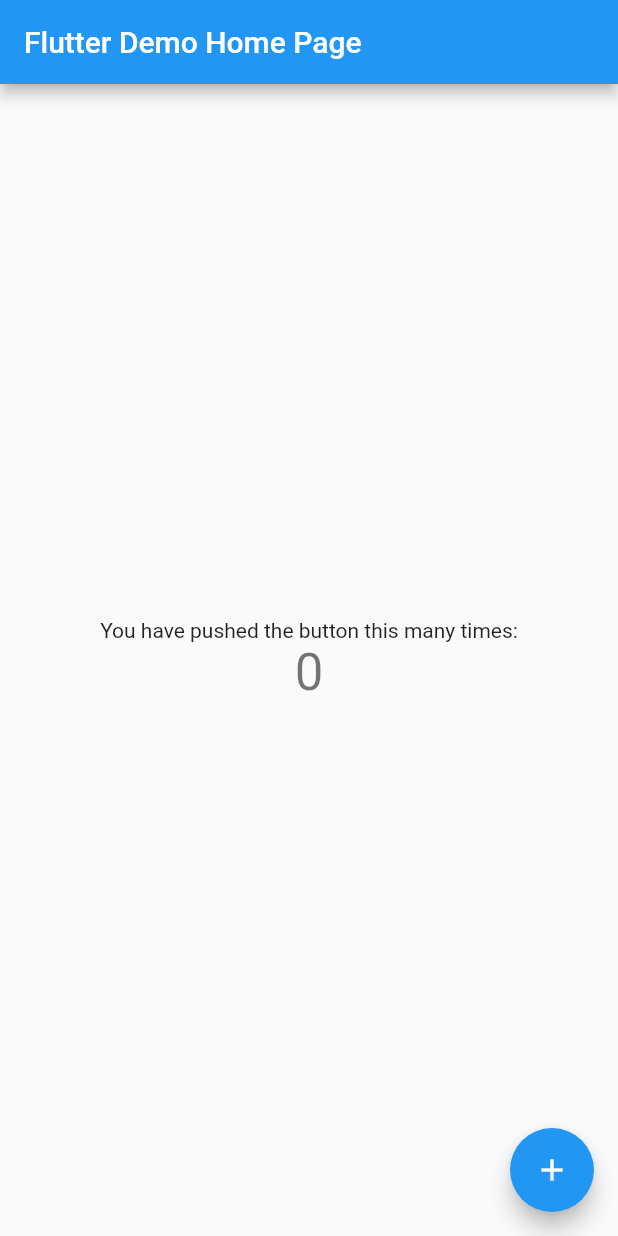
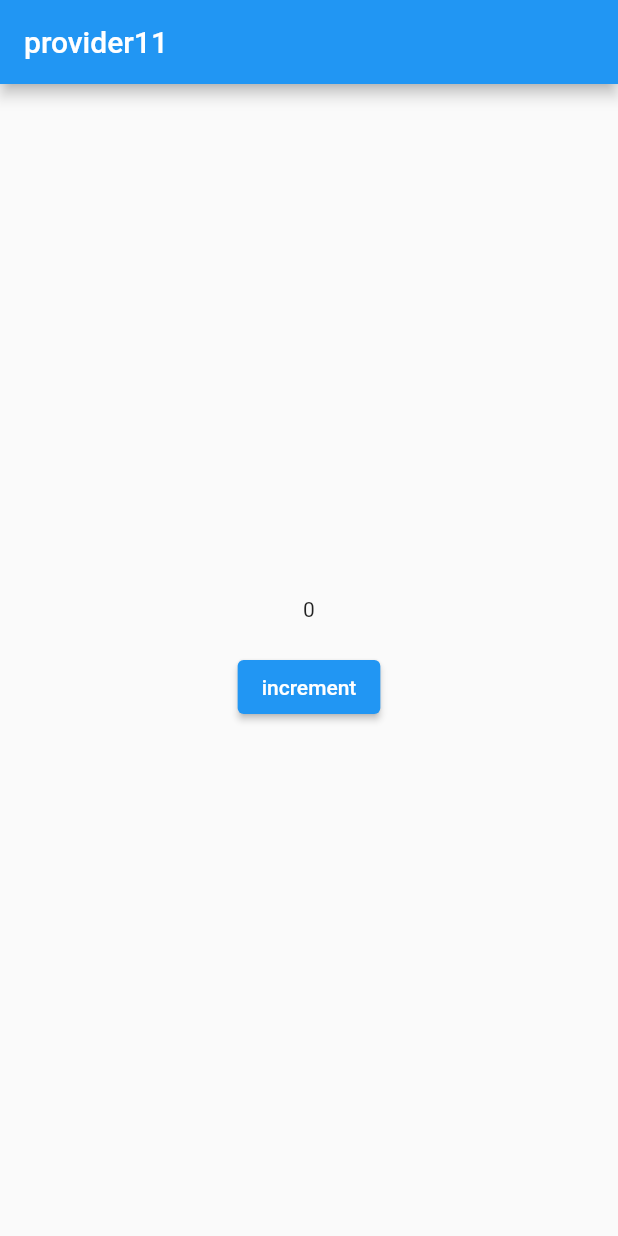
Before and after one commit to ssdd33/flutter_provider_essential, a Flutter app: the screen it shows after launch, on a phone screen of 412 x 824 dp. Run offline on Flutter 3.47's test engine with Material 2 defaults, Android fonts, the phone set to English and light mode, and no system bars.

```diff
--- a/analysis_options.yaml
+++ b/analysis_options.yaml
@@ -7,7 +7,7 @@
 
 # The following line activates a set of recommended lints for Flutter apps,
 # packages, and plugins designed to encourage good coding practices.
-include: package:flutter_lints/flutter.yaml
+# include: package:flutter_lints/flutter.yaml
 
 linter:
   # The lint rules applied to this project can be customized in the
--- /dev/null
+++ b/lib/counter.dart
@@ -0,0 +1,9 @@
+import 'package:flutter/material.dart';
+
+class Counter with ChangeNotifier {
+  int count = 0;
+  void increment() {
+    count++;
+    notifyListeners();
+  }
+}
--- a/lib/main.dart
+++ b/lib/main.dart
@@ -1,4 +1,6 @@
 import 'package:flutter/material.dart';
+import 'package:flutter_provider/counter.dart';
+import 'package:provider/provider.dart';
 
 void main() {
   runApp(const MyApp());
@@ -6,110 +8,55 @@ void main() {
 
 class MyApp extends StatelessWidget {
   const MyApp({super.key});
-
-  // This widget is the root of your application.
   @override
   Widget build(BuildContext context) {
     return MaterialApp(
       title: 'Flutter Demo',
       theme: ThemeData(
-        // This is the theme of your application.
-        //
-        // Try running your application with "flutter run". You'll see the
-        // application has a blue toolbar. Then, without quitting the app, try
-        // changing the primarySwatch below to Colors.green and then invoke
-        // "hot reload" (press "r" in the console where you ran "flutter run",
-        // or simply save your changes to "hot reload" in a Flutter IDE).
-        // Notice that the counter didn't reset back to zero; the application
-        // is not restarted.
         primarySwatch: Colors.blue,
       ),
-      home: const MyHomePage(title: 'Flutter Demo Home Page'),
+      home: MyHomePage(),
     );
   }
 }
 
-class MyHomePage extends StatefulWidget {
-  const MyHomePage({super.key, required this.title});
-
-  // This widget is the home page of your application. It is stateful, meaning
-  // that it has a State object (defined below) that contains fields that affect
-  // how it looks.
-
-  // This class is the configuration for the state. It holds the values (in this
-  // case the title) provided by the parent (in this case the App widget) and
-  // used by the build method of the State. Fields in a Widget subclass are
-  // always marked "final".
-
-  final String title;
-
-  @override
-  State<MyHomePage> createState() => _MyHomePageState();
-}
-
-class _MyHomePageState extends State<MyHomePage> {
-  int _counter = 0;
-
-  void _incrementCounter() {
-    setState(() {
-      // This call to setState tells the Flutter framework that something has
-      // changed in this State, which causes it to rerun the build method below
-      // so that the display can reflect the updated values. If we changed
-      // _counter without calling setState(), then the build method would not be
-      // called again, and so nothing would appear to happen.
-      _counter++;
-    });
-  }
+class MyHomePage extends StatelessWidget {
+  const MyHomePage({super.key});
 
   @override
   Widget build(BuildContext context) {
-    // This method is rerun every time setState is called, for instance as done
-    // by the _incrementCounter method above.
-    //
-    // The Flutter framework has been optimized to make rerunning build methods
-    // fast, so that you can just rebuild anything that needs updating rather
-    // than having to individually change instances of widgets.
     return Scaffold(
-      appBar: AppBar(
-        // Here we take the value from the MyHomePage object that was created by
-        // the App.build method, and use it to set our appbar title.
-        title: Text(widget.title),
-      ),
-      body: Center(
-        // Center is a layout widget. It takes a single child and positions it
-        // in the middle of the parent.
-        child: Column(
-          // Column is also a layout widget. It takes a list of children and
-          // arranges them vertically. By default, it sizes itself to fit its
-          // children horizontally, and tries to be as tall as its parent.
-          //
-          // Invoke "debug painting" (press "p" in the console, choose the
-          // "Toggle Debug Paint" action from the Flutter Inspector in Android
-          // Studio, or the "Toggle Debug Paint" command in Visual Studio Code)
-          // to see the wireframe for each widget.
-          //
-          // Column has various properties to control how it sizes itself and
-          // how it positions its children. Here we use mainAxisAlignment to
-          // center the children vertically; the main axis here is the vertical
-          // axis because Columns are vertical (the cross axis would be
-          // horizontal).
-          mainAxisAlignment: MainAxisAlignment.center,
-          children: <Widget>[
-            const Text(
-              'You have pushed the button this many times:',
-            ),
-            Text(
-              '$_counter',
-              style: Theme.of(context).textTheme.headlineMedium,
-            ),
-          ],
+        appBar: AppBar(
+          title: Text('provider11'),
         ),
-      ),
-      floatingActionButton: FloatingActionButton(
-        onPressed: _incrementCounter,
-        tooltip: 'Increment',
-        child: const Icon(Icons.add),
-      ), // This trailing comma makes auto-formatting nicer for build methods.
+        body: Center(
+          child: ChangeNotifierProvider<Counter>(
+            create: (context) => Counter(),
+            child: ChildWidget(),
+          ),
+        ));
+  }
+}
+
+class ChildWidget extends StatelessWidget {
+  const ChildWidget({
+    super.key,
+  });
+
+  @override
+  Widget build(BuildContext context) {
+    return Column(
+      mainAxisAlignment: MainAxisAlignment.center,
+      children: [
+        Text('${context.watch<Counter>().count}'),
+        SizedBox(height: 20),
+        ElevatedButton(
+          onPressed: () {
+            context.read<Counter>().increment();
+          },
+          child: Text('increment'),
+        ),
+      ],
     );
   }
 }
--- a/pubspec.yaml
+++ b/pubspec.yaml
@@ -35,6 +35,7 @@ dependencies:
   # The following adds the Cupertino Icons font to your application.
   # Use with the CupertinoIcons class for iOS style icons.
   cupertino_icons: ^1.0.2
+  provider: ^6.0.5
 
 dev_dependencies:
   flutter_test:
```
Also changed, not shown: pubspec.lock.
